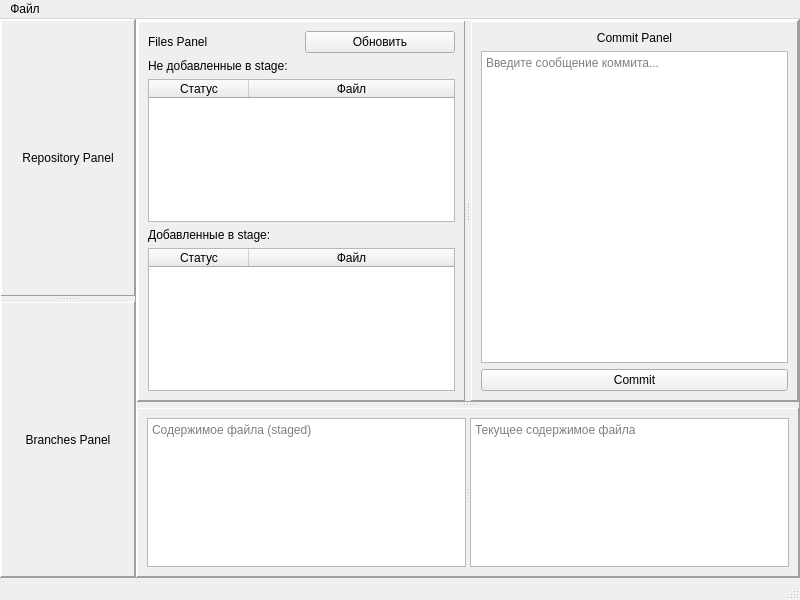
The window that mainwindow.ui (CJayM/CommitCraft) describes before a commit, drawn with Qt 5.
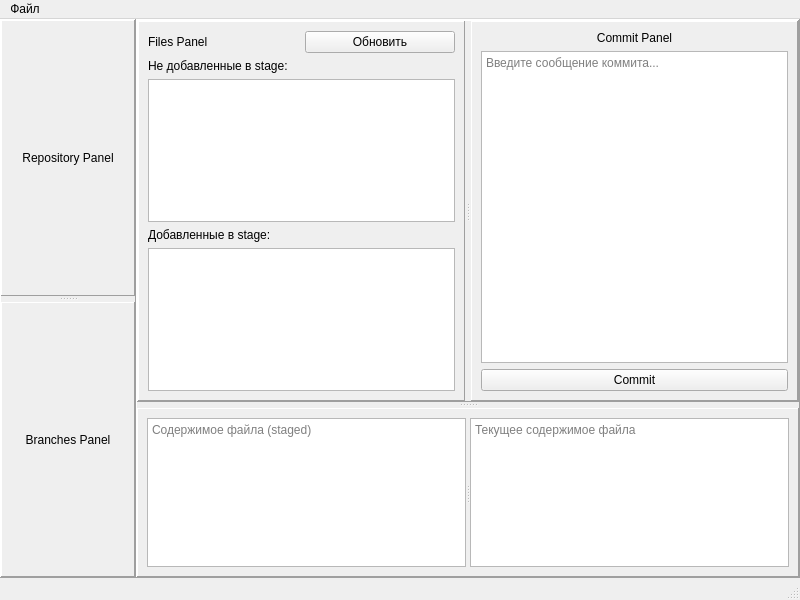
The same window after the commit.

Commit message: Переделаны QTableWidget на QTableView

Patch:
```diff
--- a/mainwindow.ui
+++ b/mainwindow.ui
@@ -272,26 +272,22 @@
                  </widget>
                 </item>
                 <item>
-                 <widget class="QTableWidget" name="filesTable">
+                 <widget class="QTableView" name="filesTable">
                   <property name="selectionMode">
                    <enum>QAbstractItemView::SingleSelection</enum>
                   </property>
                   <property name="selectionBehavior">
                    <enum>QAbstractItemView::SelectRows</enum>
                   </property>
+                  <property name="showGrid">
+                   <bool>false</bool>
+                  </property>
                   <attribute name="horizontalHeaderStretchLastSection">
                    <bool>true</bool>
                   </attribute>
-                  <column>
-                   <property name="text">
-                    <string>Статус</string>
-                   </property>
-                  </column>
-                  <column>
-                   <property name="text">
-                    <string>Файл</string>
-                   </property>
-                  </column>
+                  <attribute name="verticalHeaderVisible">
+                   <bool>false</bool>
+                  </attribute>
                  </widget>
                 </item>
                 <item>
@@ -302,26 +298,22 @@
                  </widget>
                 </item>
                 <item>
-                 <widget class="QTableWidget" name="stagedFilesTable">
+                 <widget class="QTableView" name="stagedFilesTable">
                   <property name="selectionMode">
                    <enum>QAbstractItemView::SingleSelection</enum>
                   </property>
                   <property name="selectionBehavior">
                    <enum>QAbstractItemView::SelectRows</enum>
                   </property>
+                  <property name="showGrid">
+                   <bool>false</bool>
+                  </property>
                   <attribute name="horizontalHeaderStretchLastSection">
                    <bool>true</bool>
                   </attribute>
-                  <column>
-                   <property name="text">
-                    <string>Статус</string>
-                   </property>
-                  </column>
-                  <column>
-                   <property name="text">
-                    <string>Файл</string>
-                   </property>
-                  </column>
+                  <attribute name="verticalHeaderVisible">
+                   <bool>false</bool>
+                  </attribute>
                  </widget>
                 </item>
                </layout>
```
The commit also changes 5 other files.
